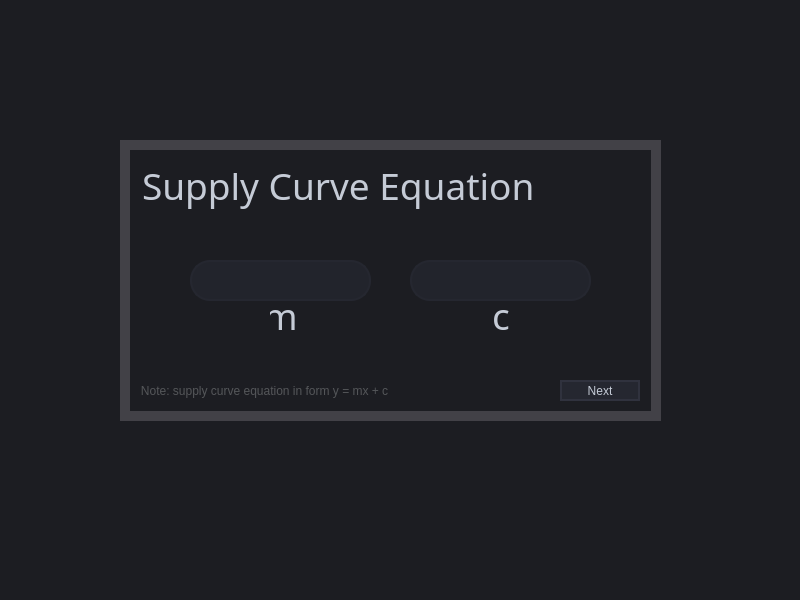
Before: the Qt Designer form Project3Final/supplycurveeqn.ui in loragonzaleze/COP3530Project3, drawn with Qt 5.
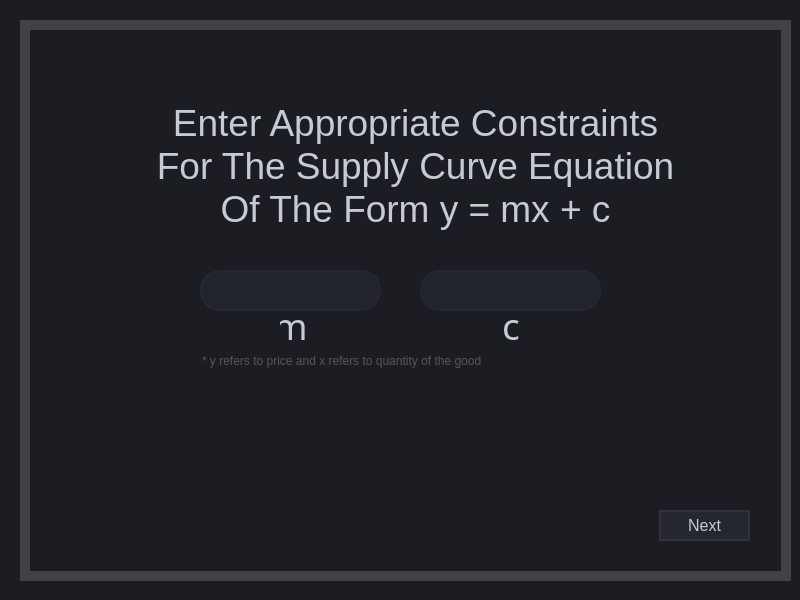
After: the same form once the commit is applied.

The edit to the form file:
```diff
--- a/Project3Final/supplycurveeqn.ui
+++ b/Project3Final/supplycurveeqn.ui
@@ -20,10 +20,10 @@
    <widget class="QFrame" name="frame">
     <property name="geometry">
      <rect>
-      <x>120</x>
-      <y>140</y>
-      <width>541</width>
-      <height>281</height>
+      <x>20</x>
+      <y>20</y>
+      <width>771</width>
+      <height>561</height>
      </rect>
     </property>
     <property name="styleSheet">
@@ -36,36 +36,11 @@
     <property name="frameShadow">
      <enum>QFrame::Raised</enum>
     </property>
-    <widget class="QLineEdit" name="lineEdit_3">
-     <property name="geometry">
-      <rect>
-       <x>20</x>
-       <y>10</y>
-       <width>521</width>
-       <height>71</height>
-      </rect>
-     </property>
-     <property name="font">
-      <font>
-       <family>BankGothic Md BT</family>
-       <pointsize>28</pointsize>
-      </font>
-     </property>
-     <property name="styleSheet">
-      <string notr="true">color: #c5cbd6;
-background: transparent;
-border: transparent;
-</string>
-     </property>
-     <property name="text">
-      <string>Supply Curve Equation</string>
-     </property>
-    </widget>
     <widget class="QLineEdit" name="textM">
      <property name="geometry">
       <rect>
-       <x>70</x>
-       <y>120</y>
+       <x>180</x>
+       <y>250</y>
        <width>181</width>
        <height>41</height>
       </rect>
@@ -333,8 +308,8 @@
     <widget class="QLineEdit" name="lineEdit_6">
      <property name="geometry">
       <rect>
-       <x>150</x>
-       <y>150</y>
+       <x>260</x>
+       <y>280</y>
        <width>31</width>
        <height>51</height>
       </rect>
@@ -354,12 +329,15 @@
      <property name="text">
       <string>m</string>
      </property>
+     <property name="readOnly">
+      <bool>true</bool>
+     </property>
     </widget>
     <widget class="QLineEdit" name="textC">
      <property name="geometry">
       <rect>
-       <x>290</x>
-       <y>120</y>
+       <x>400</x>
+       <y>250</y>
        <width>181</width>
        <height>41</height>
       </rect>
@@ -627,8 +605,8 @@
     <widget class="QLineEdit" name="lineEdit_8">
      <property name="geometry">
       <rect>
-       <x>370</x>
-       <y>140</y>
+       <x>480</x>
+       <y>270</y>
        <width>31</width>
        <height>71</height>
       </rect>
@@ -648,13 +626,16 @@
      <property name="text">
       <string>c</string>
      </property>
+     <property name="readOnly">
+      <bool>true</bool>
+     </property>
     </widget>
     <widget class="QLineEdit" name="lineEdit_9">
      <property name="geometry">
       <rect>
-       <x>20</x>
-       <y>240</y>
-       <width>251</width>
+       <x>180</x>
+       <y>330</y>
+       <width>291</width>
        <height>21</height>
       </rect>
      </property>
@@ -667,7 +648,7 @@
 border: transparent;</string>
      </property>
      <property name="text">
-      <string>* Note: supply curve equation in form y = mx + c</string>
+      <string>* y refers to price and x refers to quantity of the good</string>
      </property>
      <property name="frame">
       <bool>false</bool>
@@ -679,12 +660,17 @@
     <widget class="QPushButton" name="pushButton">
      <property name="geometry">
       <rect>
-       <x>440</x>
-       <y>240</y>
-       <width>80</width>
-       <height>21</height>
+       <x>639</x>
+       <y>490</y>
+       <width>91</width>
+       <height>31</height>
       </rect>
      </property>
+     <property name="font">
+      <font>
+       <pointsize>12</pointsize>
+      </font>
+     </property>
      <property name="styleSheet">
       <string notr="true">QPushButton{background-color: rgb(37, 39, 48);
 border-radius: 20px;
@@ -703,6 +689,37 @@
       <string>Next</string>
      </property>
     </widget>
+    <widget class="QLabel" name="label">
+     <property name="geometry">
+      <rect>
+       <x>130</x>
+       <y>70</y>
+       <width>531</width>
+       <height>151</height>
+      </rect>
+     </property>
+     <property name="font">
+      <font>
+       <family>Segoe UI Historic</family>
+       <pointsize>28</pointsize>
+      </font>
+     </property>
+     <property name="styleSheet">
+      <string notr="true">color: #c5cbd6;
+background: transparent;
+border: transparent;
+</string>
+     </property>
+     <property name="text">
+      <string>Enter Appropriate Constraints For The Supply Curve Equation Of The Form y = mx + c</string>
+     </property>
+     <property name="alignment">
+      <set>Qt::AlignCenter</set>
+     </property>
+     <property name="wordWrap">
+      <bool>true</bool>
+     </property>
+    </widget>
    </widget>
   </widget>
  </widget>
```
Left out of the diff: 6 changed lines with no effect on the pictures.
